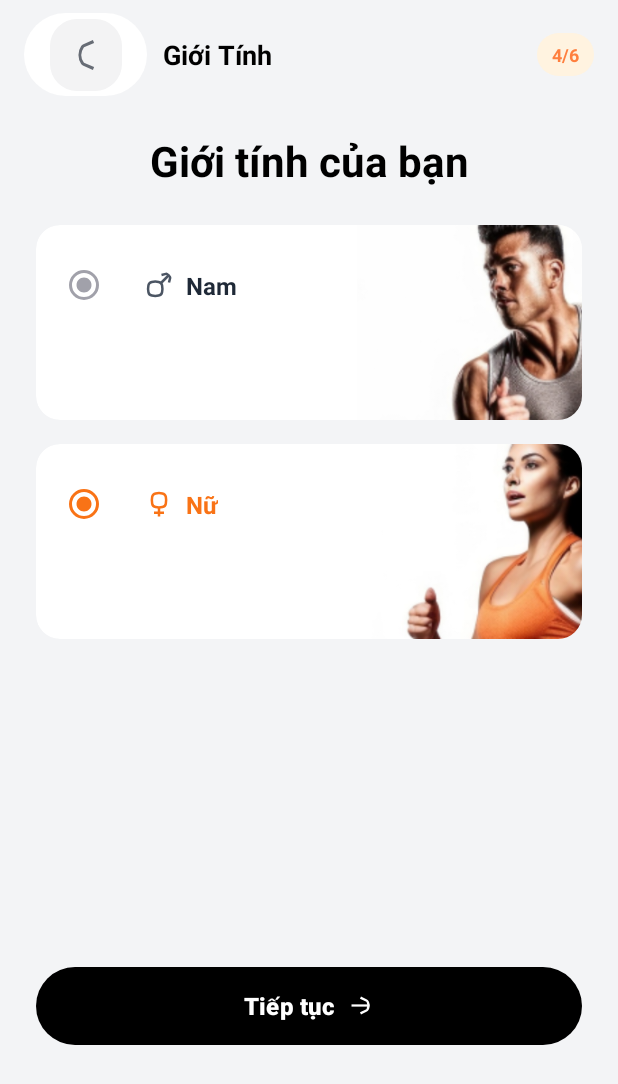
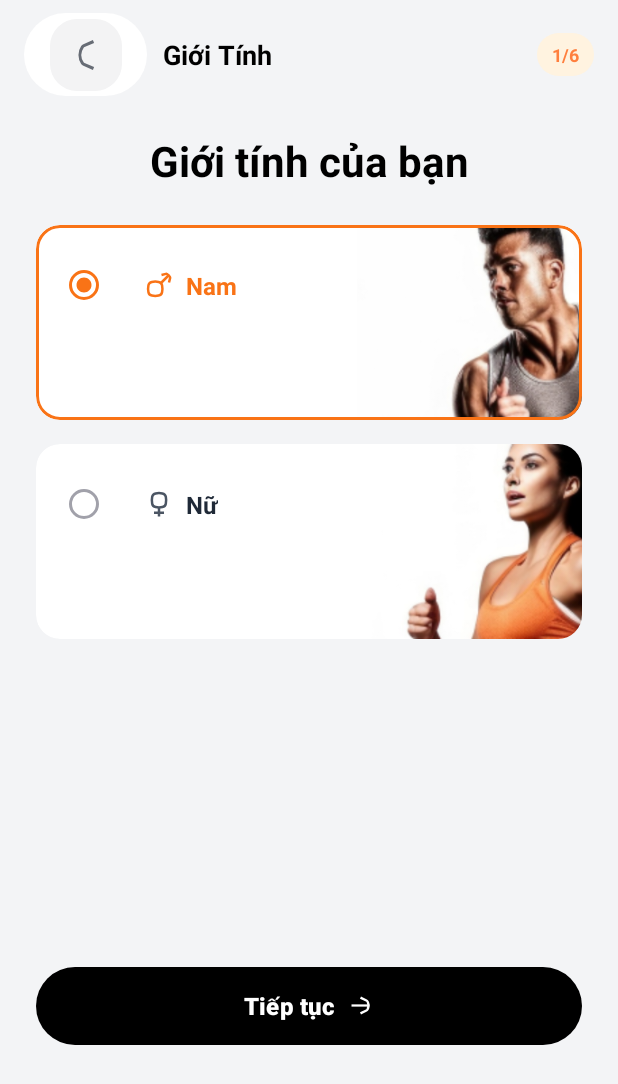
Before and after one commit to Sangdep/project-android-health, an Android app: the InforSex screen opened directly, with no data from a screen before it, after a tap on "Nam", on a phone screen of 412 x 824 dp. Shown: the top 1084 px of the screen. Run offline under Robolectric (Android 15) with nearby library versions, the phone set to English and light mode, and no system bars.

Commit message:
fix infosex, age

```diff
--- a/Androi_Client/app/src/main/java/com/example/app_selfcare/upload/InforSex.java
+++ b/Androi_Client/app/src/main/java/com/example/app_selfcare/upload/InforSex.java
@@ -1,9 +1,16 @@
 package com.example.app_selfcare.upload;
 
 import android.content.Intent;
+import android.content.res.ColorStateList;
+import android.graphics.Color;
 import android.os.Bundle;
+import android.util.TypedValue;
+import android.widget.Button;
+import android.widget.ImageButton;
+import android.widget.ImageView;
 import android.widget.RadioButton;
 import android.widget.RadioGroup;
+import android.widget.TextView;
 
 import androidx.activity.EdgeToEdge;
 import androidx.appcompat.app.AppCompatActivity;
@@ -11,77 +18,157 @@ import androidx.core.graphics.Insets;
 import androidx.core.view.ViewCompat;
 import androidx.core.view.WindowInsetsCompat;
 
+import com.google.android.material.card.MaterialCardView;
 import com.example.app_selfcare.R;
 
 public class InforSex extends AppCompatActivity {
 
+    // Khai báo biến
     private RadioGroup radioGroupGender;
     private RadioButton radioMale, radioFemale;
-    private String selectedGender = "FEMALE"; // Default to FEMALE
+    private MaterialCardView cardMale, cardFemale;
+    private TextView textMale, textFemale;
+    private ImageView iconMale, iconFemale;
+    private Button buttonContinue;
+    private ImageButton buttonBack;
+
+    private String selectedGender = "Nữ"; // Mặc định là Nữ
 
     @Override
     protected void onCreate(Bundle savedInstanceState) {
         super.onCreate(savedInstanceState);
         EdgeToEdge.enable(this);
         setContentView(R.layout.activity_infor_sex);
+
+        // Xử lý padding cho edge-to-edge
         ViewCompat.setOnApplyWindowInsetsListener(findViewById(R.id.main), (v, insets) -> {
             Insets systemBars = insets.getInsets(WindowInsetsCompat.Type.systemBars());
             v.setPadding(systemBars.left, systemBars.top, systemBars.right, systemBars.bottom);
             return insets;
         });
 
+        initViews();
+
+        // QUAN TRỌNG: Cài đặt trạng thái ban đầu khớp với XML
+        // Trong XML bạn để Nữ checked=true, nên ở đây ta set logic theo Nữ
+        handleGenderSelection(false);
+
+        setupListeners();
+    }
+
+    private void initViews() {
         radioGroupGender = findViewById(R.id.radioGroupGender);
         radioMale = findViewById(R.id.radioMale);
         radioFemale = findViewById(R.id.radioFemale);
+        cardMale = findViewById(R.id.cardMale);
+        cardFemale = findViewById(R.id.cardFemale);
+        textMale = findViewById(R.id.textMale);
+        textFemale = findViewById(R.id.textFemale);
+        iconMale = findViewById(R.id.iconMale);
+        iconFemale = findViewById(R.id.iconFemale);
+        buttonContinue = findViewById(R.id.buttonContinue);
+        buttonBack = findViewById(R.id.buttonBack);
+    }
 
-        // Initialize selectedGender based on current checked state
-        int checkedId = radioGroupGender.getCheckedRadioButtonId();
-        if (checkedId == R.id.radioMale) {
-            selectedGender = "MALE";
-        } else if (checkedId == R.id.radioFemale) {
-            selectedGender = "FEMALE";
-        } else {
-            // Default to FEMALE if nothing is checked (shouldn't happen, but safety check)
-            selectedGender = "FEMALE";
-            radioFemale.setChecked(true);
-        }
+    private void setupListeners() {
+        // --- SỬA ĐỔI QUAN TRỌNG TẠI ĐÂY ---
 
-        // Listen for gender selection changes
-        radioGroupGender.setOnCheckedChangeListener((group, checkedId1) -> {
-            if (checkedId1 == R.id.radioMale) {
-                selectedGender = "MALE";
-            } else if (checkedId1 == R.id.radioFemale) {
-                selectedGender = "FEMALE";
-            }
-        });
+        // Thay vì dùng radioGroup.setOnCheckedChangeListener (bị lỗi do lồng layout),
+        // chúng ta bắt sự kiện click trực tiếp vào Card và RadioButton để xử lý thủ công.
 
-        // Also add click listeners to cards to ensure selection works
-        findViewById(R.id.cardMale).setOnClickListener(v -> {
-            radioMale.setChecked(true);
-            selectedGender = "MALE";
-        });
+        // 1. Sự kiện khi chọn NAM
+        cardMale.setOnClickListener(v -> handleGenderSelection(true));
+        radioMale.setOnClickListener(v -> handleGenderSelection(true));
 
-        findViewById(R.id.cardFemale).setOnClickListener(v -> {
-            radioFemale.setChecked(true);
-            selectedGender = "FEMALE";
-        });
+        // 2. Sự kiện khi chọn NỮ
+        cardFemale.setOnClickListener(v -> handleGenderSelection(false));
+        radioFemale.setOnClickListener(v -> handleGenderSelection(false));
 
-        findViewById(R.id.buttonContinue).setOnClickListener(v -> {
-            // Double check gender before sending
-            int currentCheckedId = radioGroupGender.getCheckedRadioButtonId();
-            if (currentCheckedId == R.id.radioMale) {
-                selectedGender = "MALE";
-            } else if (currentCheckedId == R.id.radioFemale) {
-                selectedGender = "FEMALE";
-            }
-
-            // Debug log
-            android.util.Log.d("InforSex", "Sending gender: " + selectedGender);
-
+        // 3. Nút Tiếp tục
+        buttonContinue.setOnClickListener(v -> {
             Intent intent = new Intent(InforSex.this, InforAge.class);
             intent.putExtra("user_gender", selectedGender);
             startActivity(intent);
             overridePendingTransition(R.anim.slide_in_right, R.anim.slide_out_left);
         });
+
+        // 4. Nút Quay lại
+        buttonBack.setOnClickListener(v -> {
+            finish();
+            overridePendingTransition(R.anim.slide_in_left, R.anim.slide_out_right);
+        });
+    }
+
+    /**
+     * Hàm xử lý logic chọn giới tính tập trung.
+     * Đảm bảo khi chọn cái này thì TẮT cái kia thủ công.
+     * @param isMale: true nếu chọn Nam, false nếu chọn Nữ
+     */
+    private void handleGenderSelection(boolean isMale) {
+        if (isMale) {
+            // --- CHỌN NAM ---
+            selectedGender = "Nam";
+
+            // Logic checkbox: Bật Nam, Tắt Nữ (Phải làm thủ công vì RadioGroup không thấy được view con)
+            radioMale.setChecked(true);
+            radioFemale.setChecked(false);
+
+            // Cập nhật giao diện
+            updateGenderUI(true);
+
+        } else {
+            // --- CHỌN NỮ ---
+            selectedGender = "Nữ";
+
+            // Logic checkbox: Bật Nữ, Tắt Nam
+            radioFemale.setChecked(true);
+            radioMale.setChecked(false);
+
+            // Cập nhật giao diện
+            updateGenderUI(false);
+        }
+    }
+
+    private void updateGenderUI(boolean isMaleSelected) {
+        // Định nghĩa màu
+        int orangeColor = Color.parseColor("#F97316");
+        int grayTextColor = Color.parseColor("#1F2937");
+        int grayIconColor = Color.parseColor("#4B5563");
+        int grayRadioColor = Color.parseColor("#A1A1AA");
+
+        ColorStateList orangeColorState = ColorStateList.valueOf(orangeColor);
+        ColorStateList grayRadioColorState = ColorStateList.valueOf(grayRadioColor);
+
+        // Convert 2dp sang pixel
+        int strokeWidthPx = (int) TypedValue.applyDimension(
+                TypedValue.COMPLEX_UNIT_DIP, 2, getResources().getDisplayMetrics());
+
+        if (isMaleSelected) {
+            // Hiển thị trạng thái NAM được chọn
+            cardMale.setStrokeColor(orangeColor);
+            cardMale.setStrokeWidth(strokeWidthPx);
+            textMale.setTextColor(orangeColor);
+            iconMale.setColorFilter(orangeColor);
+            radioMale.setButtonTintList(orangeColorState);
+
+            cardFemale.setStrokeColor(Color.TRANSPARENT);
+            cardFemale.setStrokeWidth(0);
+            textFemale.setTextColor(grayTextColor);
+            iconFemale.setColorFilter(grayIconColor);
+            radioFemale.setButtonTintList(grayRadioColorState);
+        } else {
+            // Hiển thị trạng thái NỮ được chọn
+            cardFemale.setStrokeColor(orangeColor);
+            cardFemale.setStrokeWidth(strokeWidthPx);
+            textFemale.setTextColor(orangeColor);
+            iconFemale.setColorFilter(orangeColor);
+            radioFemale.setButtonTintList(orangeColorState);
+
+            cardMale.setStrokeColor(Color.TRANSPARENT);
+            cardMale.setStrokeWidth(0);
+            textMale.setTextColor(grayTextColor);
+            iconMale.setColorFilter(grayIconColor);
+            radioMale.setButtonTintList(grayRadioColorState);
+        }
     }
 }
--- a/Androi_Client/app/src/main/res/layout/activity_infor_age.xml
+++ b/Androi_Client/app/src/main/res/layout/activity_infor_age.xml
@@ -45,7 +45,7 @@
             android:id="@+id/textViewPageIndicator"
             android:layout_width="wrap_content"
             android:layout_height="wrap_content"
-            android:text="2 of 6"
+            android:text="@string/page_indicator_2_of_6"
             android:textColor="#FF6B35"
             android:background="@drawable/rounded_light_orange"
             android:paddingHorizontal="12dp"
@@ -86,18 +86,6 @@
         app:layout_constraintEnd_toEndOf="parent" />
 
     <!-- Thêm dòng này vào ngay dưới textViewQuestion hoặc trên buttonContinue -->
-    <TextView
-        android:id="@+id/textViewSelectedAge"
-        android:layout_width="wrap_content"
-        android:layout_height="wrap_content"
-        android:text="25"
-        android:textColor="#FF6B35"
-        android:textSize="48sp"
-        android:textStyle="bold"
-        android:layout_marginTop="32dp"
-        app:layout_constraintTop_toBottomOf="@id/textViewQuestion"
-        app:layout_constraintStart_toStartOf="parent"
-        app:layout_constraintEnd_toEndOf="parent" />
 
     <!-- Nút Continue đen bóng -->
     <Button
--- a/Androi_Client/app/src/main/res/layout/activity_infor_sex.xml
+++ b/Androi_Client/app/src/main/res/layout/activity_infor_sex.xml
@@ -6,9 +6,8 @@
     android:layout_width="match_parent"
     android:layout_height="match_parent"
     android:background="#F3F4F6"
-    tools:context=".infor_sex">
+    tools:context=".upload.InforSex">
 
-    <!-- Top App Bar (Tái sử dụng và điều chỉnh) -->
     <androidx.constraintlayout.widget.ConstraintLayout
         android:id="@+id/topAppBar"
         android:layout_width="0dp"
@@ -49,7 +48,7 @@
             android:id="@+id/textViewPageIndicator"
             android:layout_width="wrap_content"
             android:layout_height="wrap_content"
-            android:text="@string/page_indicator_4_of_6"
+            android:text="@string/page_indicator_1_of_6"
             android:textColor="@color/orange_text_icon"
             android:background="@drawable/rounded_corner_background_light_orange"
             android:paddingStart="10dp"
@@ -65,7 +64,6 @@
 
     </androidx.constraintlayout.widget.ConstraintLayout>
 
-    <!-- Question Text -->
     <TextView
         android:id="@+id/textViewQuestion"
         android:layout_width="wrap_content"
@@ -80,7 +78,6 @@
         app:layout_constraintStart_toStartOf="parent"
         app:layout_constraintEnd_toEndOf="parent" />
 
-    <!-- Gender Selection Container -->
     <RadioGroup
         android:id="@+id/radioGroupGender"
         android:layout_width="0dp"
@@ -93,8 +90,7 @@
         app:layout_constraintStart_toStartOf="parent"
         app:layout_constraintEnd_toEndOf="parent">
 
-        <!-- Male Option -->
-        <androidx.cardview.widget.CardView
+        <com.google.android.material.card.MaterialCardView
             android:id="@+id/cardMale"
             android:layout_width="match_parent"
             android:layout_height="wrap_content"
@@ -102,10 +98,8 @@
             app:cardElevation="0dp"
             app:cardBackgroundColor="#FFFFFF"
             android:layout_marginBottom="16dp"
-            app:strokeColor="#00000000"
-            app:strokeWidth="2dp"> <!-- Stroke sẽ được kích hoạt bằng code -->
-
-            <androidx.constraintlayout.widget.ConstraintLayout
+            app:strokeColor="#F97316"
+            app:strokeWidth="0dp"> <androidx.constraintlayout.widget.ConstraintLayout
             android:layout_width="match_parent"
             android:layout_height="wrap_content">
 
@@ -155,10 +149,9 @@
                 app:layout_constraintBottom_toBottomOf="parent"/>
 
         </androidx.constraintlayout.widget.ConstraintLayout>
-        </androidx.cardview.widget.CardView>
+        </com.google.android.material.card.MaterialCardView>
 
-        <!-- Female Option (Selected in image) -->
-        <androidx.cardview.widget.CardView
+        <com.google.android.material.card.MaterialCardView
             android:id="@+id/cardFemale"
             android:layout_width="match_parent"
             android:layout_height="wrap_content"
@@ -166,9 +159,7 @@
             app:cardElevation="0dp"
             app:cardBackgroundColor="#FFFFFF"
             app:strokeColor="#F97316"
-            app:strokeWidth="2dp"> <!-- Viền cam được kích hoạt -->
-
-            <androidx.constraintlayout.widget.ConstraintLayout
+            app:strokeWidth="2dp"> <androidx.constraintlayout.widget.ConstraintLayout
             android:layout_width="match_parent"
             android:layout_height="wrap_content">
 
@@ -218,17 +209,15 @@
                 app:layout_constraintTop_toTopOf="parent"
                 app:layout_constraintBottom_toBottomOf="parent"/>
         </androidx.constraintlayout.widget.ConstraintLayout>
-        </androidx.cardview.widget.CardView>
+        </com.google.android.material.card.MaterialCardView>
     </RadioGroup>
 
-    <!-- Continue Button (Tái sử dụng) -->
     <Button
         android:id="@+id/buttonContinue"
         android:layout_width="0dp"
         android:layout_height="60dp"
         android:layout_marginStart="24dp"
         android:layout_marginEnd="24dp"
-
         android:layout_marginBottom="68dp"
         android:text="Tiếp tục"
         android:textAllCaps="false"
```
Lines whose indentation alone changed are shown as unchanged.
